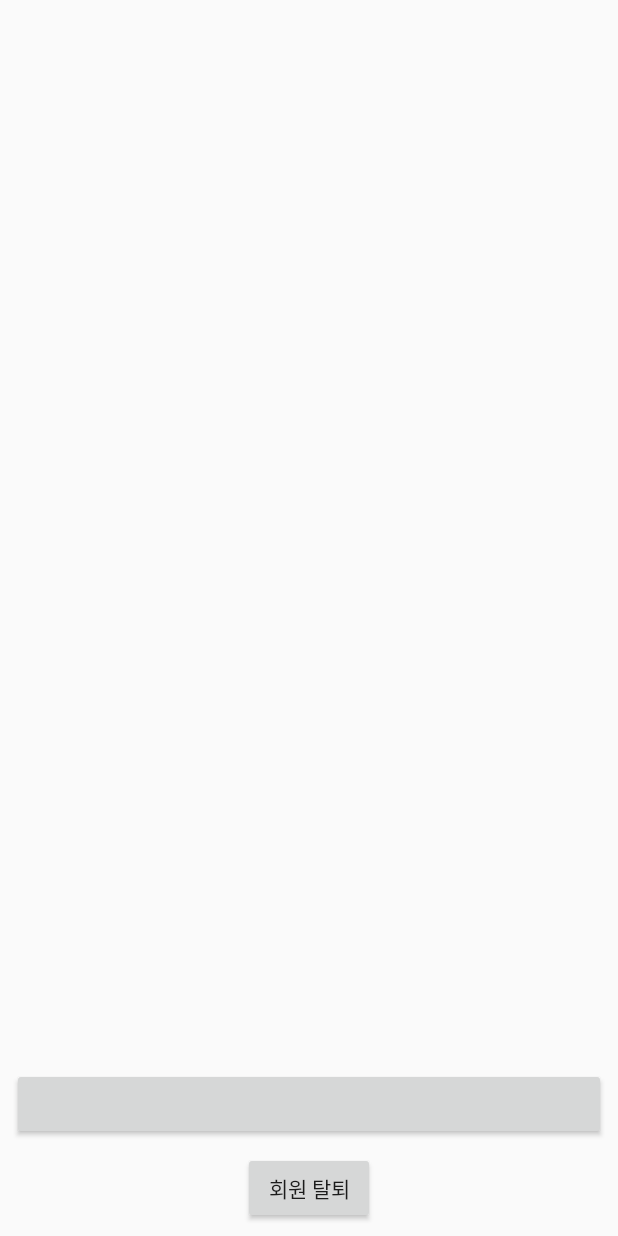
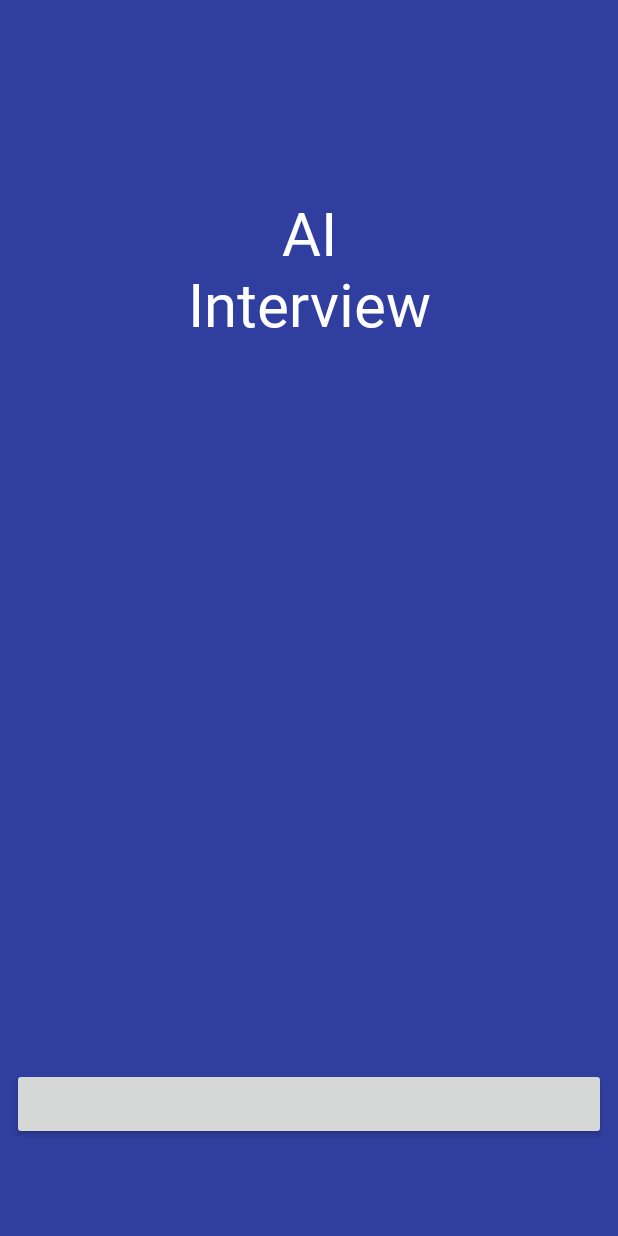
Before and after one commit to mrkimkim/AI_interview, an Android app: the layout activity_login.xml on its own in the app's theme, with its tools: preview values and no code run, on a phone screen of 412 x 824 dp. Run offline under Robolectric (Android 15) with nearby library versions, the phone set to English and light mode, and no system bars; plain views replace LoginButton.

Commit message:
initial version

```diff
--- a/app/src/main/java/portfolio/projects/mrkimkim/ai_interview/GlobalApplication.java
+++ b/app/src/main/java/portfolio/projects/mrkimkim/ai_interview/GlobalApplication.java
@@ -14,7 +14,6 @@ import com.kakao.auth.KakaoAdapter;
 import com.kakao.auth.KakaoSDK;
 
 public class GlobalApplication extends Application {
-
     private class KakaoSDKAdapter extends KakaoAdapter {
 
         @Override
--- a/app/src/main/res/layout/activity_login.xml
+++ b/app/src/main/res/layout/activity_login.xml
@@ -4,31 +4,37 @@
     xmlns:tools="http://schemas.android.com/tools"
     android:layout_width="match_parent"
     android:layout_height="match_parent"
-    tools:context="portfolio.projects.mrkimkim.ai_interview.LoginActivity">
+    android:background="@color/colorPrimaryDark"
+    tools:context="portfolio.projects.mrkimkim.ai_interview.NetworkModule.LoginActivity">
+
+    <TextView
+        android:id="@+id/textView3"
+        android:layout_width="match_parent"
+        android:layout_height="wrap_content"
+        android:layout_marginEnd="8dp"
+        android:layout_marginStart="8dp"
+        android:layout_marginTop="128dp"
+        android:fontFamily="@font/nanumgothic"
+        android:text="AI\nInterview"
+        android:textAlignment="center"
+        android:textColor="#ffffffff"
+        android:textSize="40sp"
+        app:layout_constraintEnd_toEndOf="parent"
+        app:layout_constraintStart_toStartOf="parent"
+        app:layout_constraintTop_toTopOf="parent" />
 
     <com.kakao.usermgmt.LoginButton
         android:id="@+id/com_kakao_login"
         android:layout_width="match_parent"
         android:layout_height="wrap_content"
-        android:layout_marginBottom="8dp"
+        android:layout_marginBottom="64dp"
         android:layout_marginEnd="8dp"
         android:layout_marginStart="8dp"
-        app:layout_constraintBottom_toTopOf="@+id/button"
+        app:layout_constraintBottom_toBottomOf="parent"
         app:layout_constraintEnd_toEndOf="parent"
         app:layout_constraintHorizontal_bias="0.0"
-        app:layout_constraintStart_toStartOf="parent" />
-
-    <Button
-        android:id="@+id/button"
-        android:layout_width="wrap_content"
-        android:layout_height="wrap_content"
-        android:layout_marginBottom="8dp"
-        android:layout_marginEnd="8dp"
-        android:layout_marginStart="8dp"
-        android:text="회원 탈퇴"
-        android:onClick="onClickUnlink"
-        app:layout_constraintBottom_toBottomOf="parent"
-        app:layout_constraintEnd_toEndOf="parent"
+        app:layout_constraintLeft_toLeftOf="parent"
+        app:layout_constraintRight_toRightOf="parent"
         app:layout_constraintStart_toStartOf="parent" />
 
 </android.support.constraint.ConstraintLayout>
--- a/app/src/main/res/layout/activity_main.xml
+++ b/app/src/main/res/layout/activity_main.xml
@@ -15,7 +15,7 @@
         android:layout_marginTop="0dp"
         android:background="@null"
         android:scaleType="fitXY"
-        android:onClick="load_question_activity"
+        android:onClick="onClickUnlink"
         app:layout_constraintDimensionRatio="h,8.65:3.5"
         app:layout_constraintHorizontal_bias="0.0"
         app:layout_constraintLeft_toLeftOf="parent"
--- a/app/src/main/res/values/strings.xml
+++ b/app/src/main/res/values/strings.xml
@@ -1,8 +1,9 @@
 <resources>
     <string name="app_name">AI_Interview</string>
     <string name="title_activity_send_to_server">SendToServer</string>
-    <string name="ServerIP">192.168.0.4</string>
-    <string name="ServerPort">8426</string>
+    <string name="server_ip">192.168.0.4</string>
+    <string name="cmd_server_port">8426</string>
+    <string name="login_server_port">8425</string>
 
     <string name="connecting">서버와 연결 중입니다.</string>
     <string name="sending">서버에 영상을 전송 중입니다.</string>
```
Also changed, not shown: app/src/main/AndroidManifest.xml (+4 -6 lines), app/src/main/java/portfolio/projects/mrkimkim/ai_interview/MainMenu.java (+70 -29 lines), app/src/main/java/portfolio/projects/mrkimkim/ai_interview/NetworkModule/LoginActivity.java (renamed from app/src/main/java/portfolio/projects/mrkimkim/ai_interview/LoginActivity.java, +99 -53 lines), app/src/main/java/portfolio/projects/mrkimkim/ai_interview/NetworkModule/NetworkService.java (added, +146 -0 lines), app/build.gradle (line endings or trailing spaces), 51 other files.
